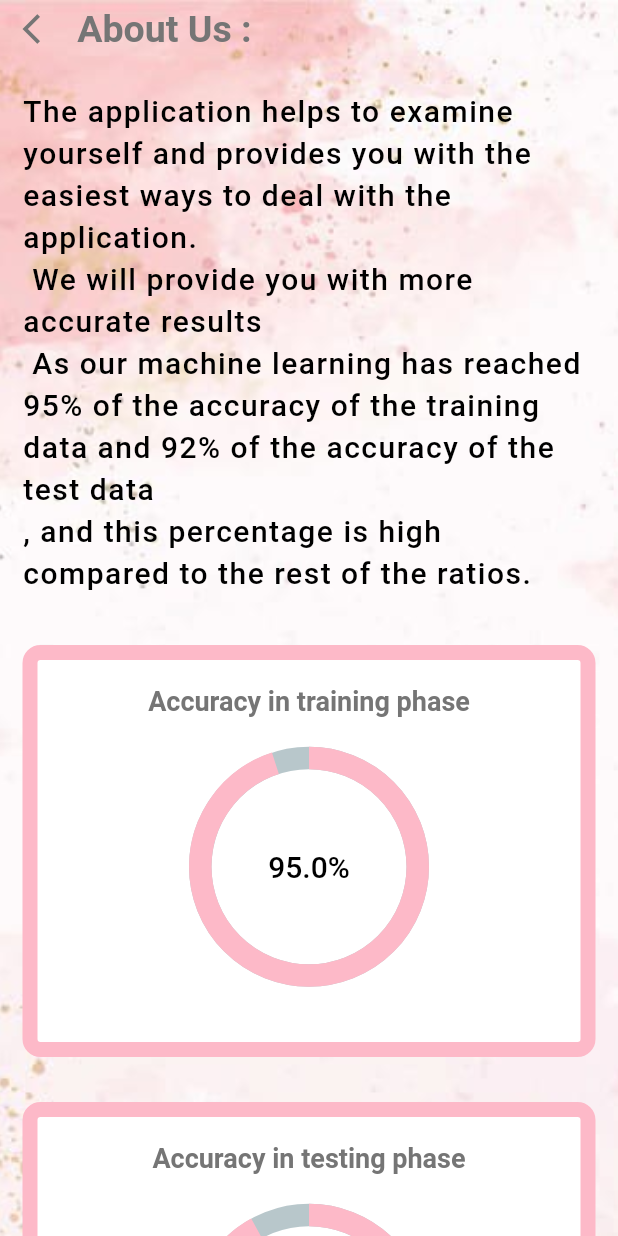
After one commit to EsraaNabilIX/breast_cancer_project, a Flutter app: the AboutUsView screen opened directly, on a phone screen of 412 x 824 dp. The commit adds this screen. Run offline on Flutter 3.47's test engine with Material 2 defaults, Android fonts, the phone set to English and light mode, and no system bars; drawn by our look-alikes of percent_indicator; our stand-ins replace flutter_svg.

Commit message:
info graph and about us view

```diff
--- /dev/null
+++ b/lib/screens/about_us/about_us_view.dart
@@ -0,0 +1,168 @@
+import 'package:flutter/material.dart';
+import 'package:percent_indicator/circular_percent_indicator.dart';
+
+import '../widgets/master_screen.dart';
+
+class AboutUsView extends StatelessWidget {
+  const AboutUsView({Key? key}) : super(key: key);
+
+  @override
+  Widget build(BuildContext context) {
+    return Scaffold(
+      body: Container(
+        width: MediaQuery.of(context).size.width,
+        height: MediaQuery.of(context).size.height,
+        decoration: const BoxDecoration(
+          image: DecorationImage(
+            fit: BoxFit.cover,
+            image: AssetImage(
+              'assets/images/back_ground.jpg',
+            ),
+          ),
+        ),
+        child: ListView(
+          children: [
+            Padding(
+              padding: const EdgeInsets.symmetric(horizontal: 15, vertical: 5),
+              child: Row(
+                children: [
+                  InkWell(
+                      onTap: () {
+                        Navigator.push(
+                          context,
+                          MaterialPageRoute(
+                            builder: (context) => const MasterScreen(),
+                          ),
+                        );
+                      },
+                      child:
+                          Icon(Icons.arrow_back_ios, color: Colors.grey[600])),
+                  Text(
+                    '  About Us : ',
+                    style: TextStyle(
+                        fontSize: 25,
+                        color: Colors.grey[600],
+                        fontWeight: FontWeight.bold),
+                  ),
+                ],
+              ),
+            ),
+            const Padding(
+              padding: EdgeInsets.symmetric(horizontal: 15, vertical: 20),
+              child: Text(
+                'The application helps to examine yourself and provides you with the easiest ways to deal with the application.\n'
+                ' We will provide you with more accurate results \n'
+                ' As our machine learning has reached 95% of the accuracy of the training data and 92% of the accuracy of the test data\n, and this percentage is high compared to the rest of the ratios.',
+                style: TextStyle(
+                    height: 1.4,
+                    letterSpacing: 1.0,
+                    fontSize: 20,
+                    color: Colors.black,
+                    fontWeight: FontWeight.w500),
+              ),
+            ),
+            Padding(
+              padding: const EdgeInsets.all(15.0),
+              child: Container(
+                height: MediaQuery.of(context).size.height / 3,
+                decoration: BoxDecoration(
+                  color: Colors.white,
+                  borderRadius: BorderRadius.circular(12),
+                  border: Border.all(color: const Color(0xfffdb9c8), width: 10),
+                ),
+                child: Column(
+                  mainAxisAlignment: MainAxisAlignment.center,
+                  children: [
+                    Text(
+                      'Accuracy in training phase',
+                      style: TextStyle(
+                          fontSize: 18,
+                          color: Colors.grey[600],
+                          fontWeight: FontWeight.bold),
+                    ),
+                    SizedBox(
+                      height: 20,
+                    ),
+                    CircularPercentIndicator(
+                      animation: true,
+                      radius: 80.0,
+                      lineWidth: 15.0,
+                      percent: .95,
+                      center: const Text(
+                        '95.0%',
+                        style: TextStyle(
+                            fontSize: 20,
+                            fontWeight: FontWeight.w500,
+                            color: Colors.black),
+                      ),
+                      progressColor: const Color(0xfffdb9c8),
+                    ),
+                    const SizedBox(
+                      height: 20,
+                    ),
+                  ],
+                ),
+              ),
+            ),
+            Padding(
+              padding: const EdgeInsets.all(15.0),
+              child: Container(
+                height: MediaQuery.of(context).size.height / 3,
+                decoration: BoxDecoration(
+                  color: Colors.white,
+                  borderRadius: BorderRadius.circular(12),
+                  border: Border.all(color: const Color(0xfffdb9c8), width: 10),
+                ),
+                child: Column(
+                  mainAxisAlignment: MainAxisAlignment.center,
+                  children: [
+                    Text(
+                      'Accuracy in testing phase',
+                      style: TextStyle(
+                          fontSize: 18,
+                          color: Colors.grey[600],
+                          fontWeight: FontWeight.bold),
+                    ),
+                    SizedBox(
+                      height: 20,
+                    ),
+                    CircularPercentIndicator(
+                      animation: true,
+                      radius: 80.0,
+                      lineWidth: 15.0,
+                      percent: .92,
+                      center: const Text(
+                        '92.0%',
+                        style: TextStyle(
+                            fontSize: 20,
+                            fontWeight: FontWeight.w500,
+                            color: Colors.black),
+                      ),
+                      progressColor: const Color(0xfffdb9c8),
+                    ),
+                    const SizedBox(
+                      height: 20,
+                    ),
+                  ],
+                ),
+              ),
+            ),
+            const Padding(
+              padding: EdgeInsets.symmetric(horizontal: 15, vertical: 20),
+              child: Text(
+                'We hope it is healthy, but we must always be reassured\n'
+                'We are here for you.',
+                style: TextStyle(
+                    height: 1.4,
+                    letterSpacing: 1.0,
+                    fontSize: 20,
+                    color: Colors.black,
+                    fontWeight: FontWeight.w500),
+              ),
+            ),
+          ],
+        ),
+      ),
+    );
+  }
+}
--- a/lib/screens/on_boarding/on_bording_screen.dart
+++ b/lib/screens/on_boarding/on_bording_screen.dart
@@ -17,11 +17,9 @@ class _OnBoardingViewState extends State<OnBoardingView> {
   int _currentIndex = 0;
 
   List<SliderObject> _getSliderData() => [
-        SliderObject(
-            "welcome",
-            "it is a small app help you to check about your self ",
+        SliderObject("welcome", "it is  app help you to check about your self ",
             ImagesAssets.onBoardingLogo1),
-        SliderObject("Breast cancer app", "by adding a photo or DNA sequence ",
+        SliderObject("Breast cancer app", "Don't worry we are here for you  ",
             ImagesAssets.onBoardingLogo2),
         SliderObject(
             "help you",
```
Also changed, not shown: lib/screens/home/home_view.dart (+14 -6 lines), lib/screens/infoGraph/infograph_view.dart (+23 -0 lines), lib/screens/sings_symptoms/signs_symptoms_view.dart (added, +134 -0 lines), lib/screens/widgets/master_screen.dart (+13 -1 lines), assets/images/about_1.jpeg (added), assets/images/about_2.jpeg (added), assets/images/about_3.jpeg (added), assets/images/about_4.jpeg (added).
